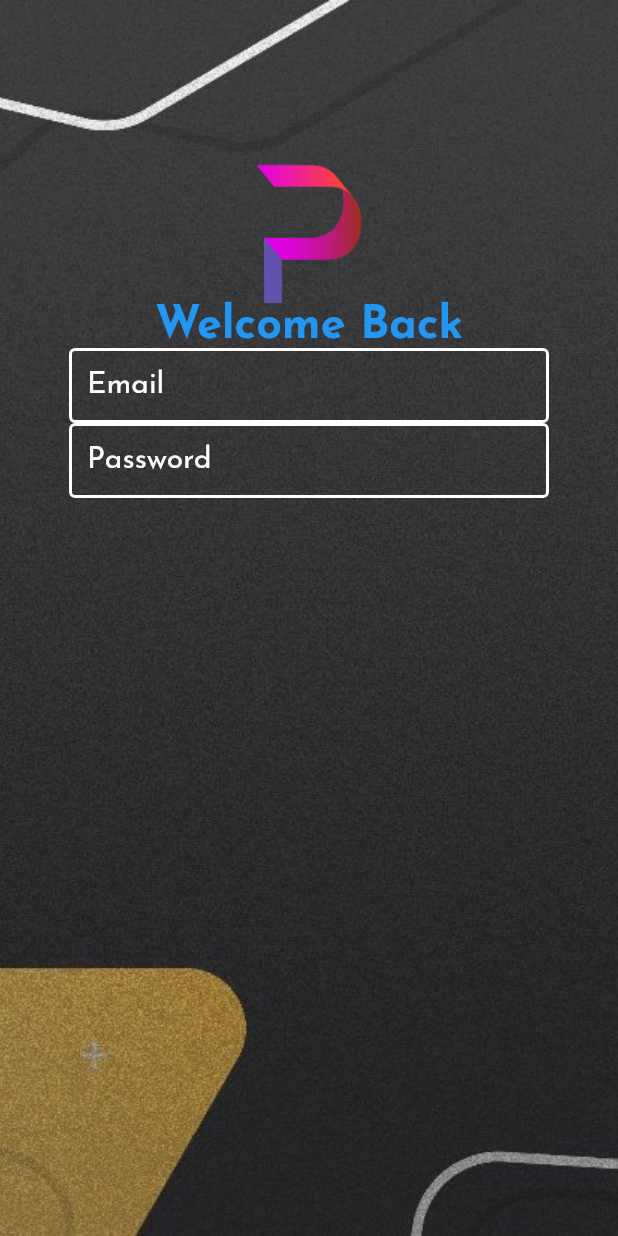
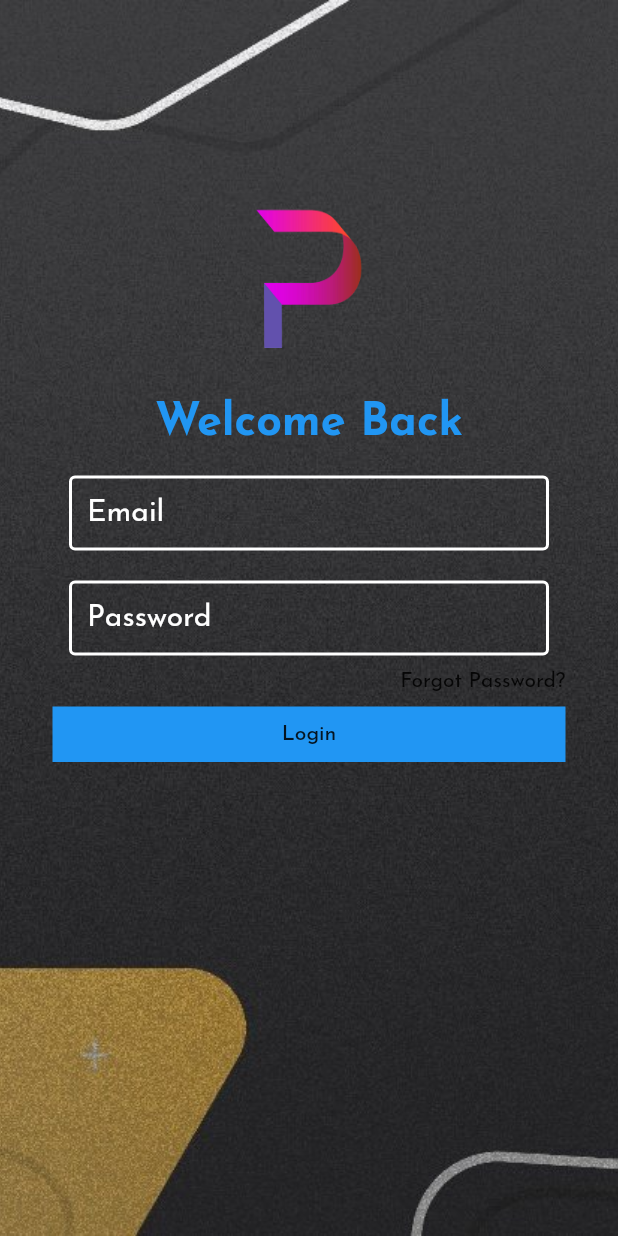
Before and after one commit to PilotCityInc/pcv4_mobile, a Flutter app: the screen it shows after launch, on a phone screen of 412 x 824 dp. Run offline on Flutter 3.47's test engine with Material 2 defaults, Android fonts, the light colour scheme and no system bars; our stand-ins replace google_fonts; statements that could not run were skipped.

Commit message:
added the entire login page and need to do authentications

```diff
--- a/lib/Login/LoginPage.dart
+++ b/lib/Login/LoginPage.dart
@@ -1,4 +1,4 @@
-// ignore_for_file: file_names, prefer_const_constructors, prefer_const_literals_to_create_immutables, non_constant_identifier_names, avoid_unnecessary_containers
+// ignore_for_file: file_names, prefer_const_constructors, prefer_const_literals_to_create_immutables, non_constant_identifier_names, avoid_unnecessary_containers, deprecated_member_use
 
 import 'package:flutter/material.dart';
 import '../Widgets/Widgets.dart';
@@ -20,16 +20,62 @@ class LoginPage extends StatelessWidget {
         body: ListView(
           children: [
             SizedBox(
-              height: 100,
+              height: 130,
             ),
             Logo(),
+            SizedBox(
+              height: 35,
+            ),
             WelcomeBack(),
+            SizedBox(
+              height: 20,
+            ),
             EmailText(),
+            SizedBox(
+              height: 20,
+            ),
             PasswordText(),
+            SizedBox(
+              height: 10,
+            ),
+            Padding(
+                padding: const EdgeInsets.symmetric(horizontal: 35),
+                child: Column(
+                  crossAxisAlignment: CrossAxisAlignment.end,
+                  children: [
+                    Text(
+                      'Forgot Password?',
+                      style: BodyText,
+                    )
+                  ],
+                )),
+            SizedBox(
+              height: 10,
+            ),
+            LoginButton()
           ],
         ),
       ),
     ]);
+  }
+
+  Padding LoginButton() {
+    return Padding(
+        padding: const EdgeInsets.symmetric(horizontal: 35),
+        child: Column(
+          children: [
+            Container(
+                height: 37,
+                width: double.infinity,
+                decoration: BoxDecoration(color: Colors.blue),
+                child: FlatButton(
+                    onPressed: () {},
+                    child: Text(
+                      'Login',
+                      style: BodyText,
+                    ))),
+          ],
+        ));
   }
 
   Container PasswordText() {
@@ -54,6 +100,7 @@ class LoginPage extends StatelessWidget {
               labelStyle: TextStyle(color: Colors.white),
               isDense: true,
             ),
+            obscureText: true,
           ),
         ));
   }
```
